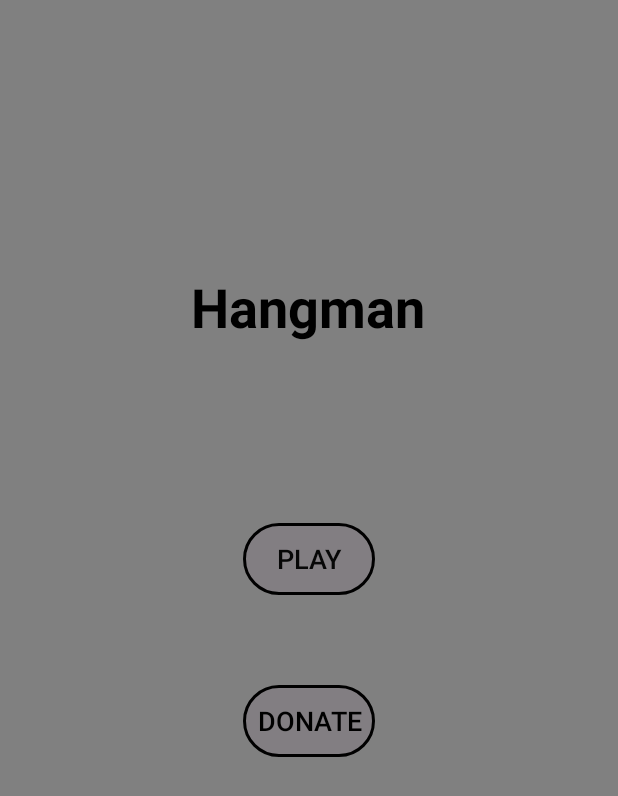
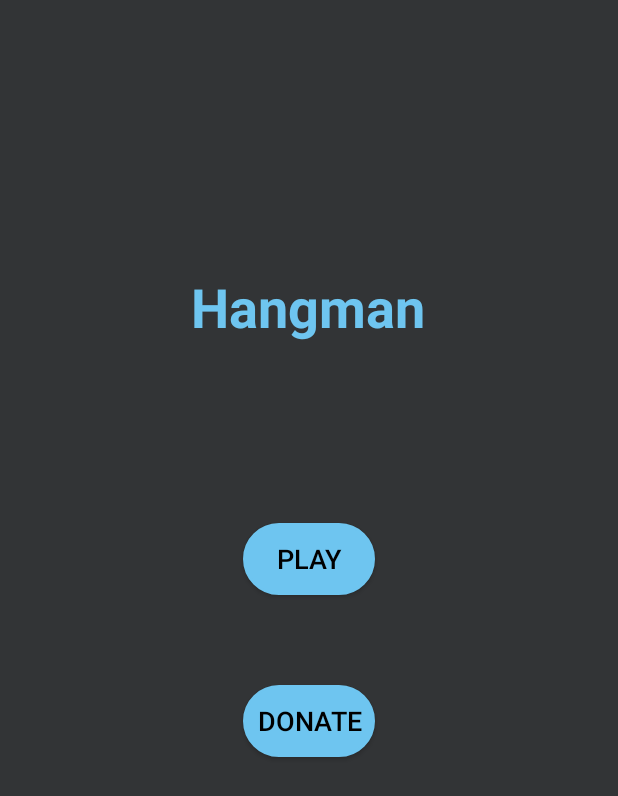
Before and after one commit to matt-chap/Hangman, an Android app: the screen it shows after launch (MainActivity), on a phone screen of 412 x 824 dp. Shown: the top 796 px of the screen. Run offline under Robolectric (Android 15) with nearby library versions, the phone set to English and light mode, and no system bars.

Commit message:
Color scheme and wire up donate

```diff
--- a/app/src/main/res/drawable/grey_button.xml
+++ b/app/src/main/res/drawable/blue_button.xml
@@ -2,9 +2,9 @@
 <selector xmlns:android="http://schemas.android.com/apk/res/android">
     <item>
         <shape android:shape="rectangle">
-            <solid android:color="@color/material_on_surface_stroke"/>
+            <solid android:color="#6ec5f0"/>
             <corners android:radius="100dp"/>
-            <stroke android:color="@color/black" android:width="2dp"/>
+            <stroke android:color="#6ec5f0" android:width="2dp"/>
         </shape>
     </item>
 </selector>
--- a/app/src/main/res/layout/activity_main.xml
+++ b/app/src/main/res/layout/activity_main.xml
@@ -5,7 +5,7 @@
     android:layout_width="match_parent"
     android:layout_height="match_parent"
     tools:context=".MainActivity"
-    android:background="#808080">
+    android:background="#323436">
 
     <TextView
         android:id="@+id/textView"
@@ -14,7 +14,7 @@
         android:layout_marginTop="180dp"
         android:fontFamily="sans-serif"
         android:text="@string/home_title"
-        android:textColor="#000000"
+        android:textColor="#6ec5f0"
         android:textSize="36sp"
         android:textStyle="bold"
         app:layout_constraintEnd_toEndOf="parent"
@@ -27,10 +27,10 @@
         android:layout_width="wrap_content"
         android:layout_height="wrap_content"
         android:layout_marginTop="120dp"
-        android:background="@drawable/grey_button"
+        android:background="@drawable/blue_button"
         android:onClick="playButtonClick"
         android:text="@string/play_Button"
-        android:textColor="#070707"
+        android:textColor="#000000"
         android:textSize="18sp"
         app:layout_constraintEnd_toEndOf="parent"
         app:layout_constraintStart_toStartOf="parent"
@@ -41,7 +41,8 @@
         android:layout_width="wrap_content"
         android:layout_height="wrap_content"
         android:layout_marginTop="60dp"
-        android:background="@drawable/grey_button"
+        android:background="@drawable/blue_button"
+        android:onClick="donateButtonClick"
         android:text="@string/donate_Button"
         android:textColor="#000000"
         android:textSize="18sp"
```
Also changed, not shown: app/src/main/java/com/example/hangman/MainActivity.java (+7 -0 lines), app/src/main/res/layout/activity_hangman_play.xml (+53 -1 lines).
